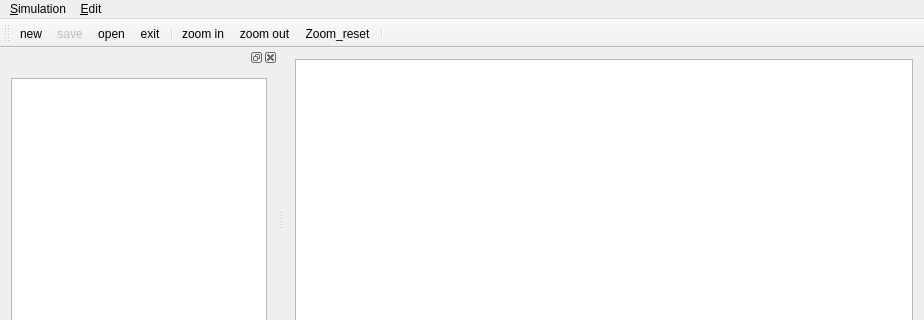
gregorburger/CityDrain3, file src/gui/mainwindow.ui: the form before one commit; both pictures show x 0 to 924 and y 0 to 320 of the 924 by 650 pixel window.
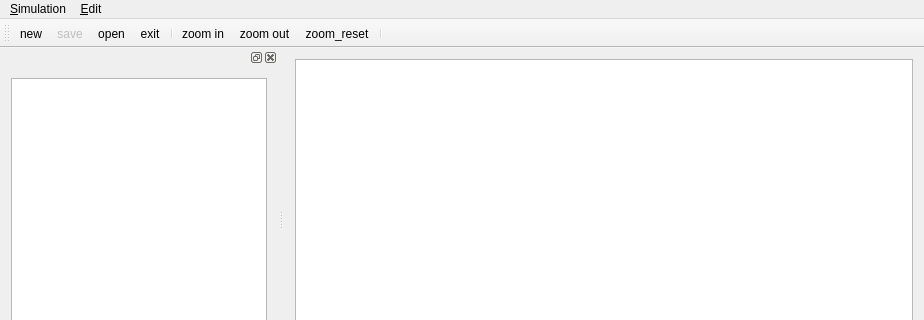
The form after the commit. Icons and pictures are not drawn.

```diff
--- a/src/gui/mainwindow.ui
+++ b/src/gui/mainwindow.ui
@@ -282,7 +282,7 @@
 	 <normaloff>:/icons/zoom-original.png</normaloff>:/icons/zoom-original.png</iconset>
    </property>
    <property name="text">
-	<string>Zoom_reset</string>
+	<string>zoom_reset</string>
    </property>
   </action>
   <action name="actionSave_as">
```
Left out of the diff: 15 changed lines with no effect on the pictures.
